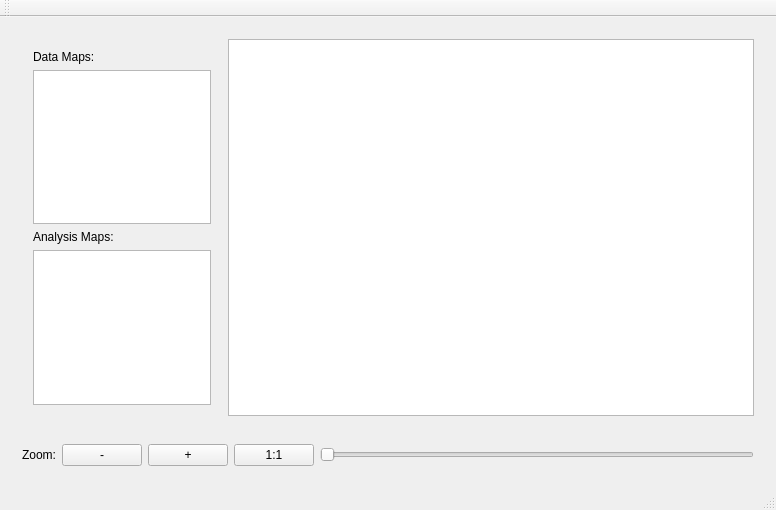
The window that forms/MainWindow.ui (dankrusi/optimal-lunar-landing-analysis) describes before a commit, drawn with Qt 5.
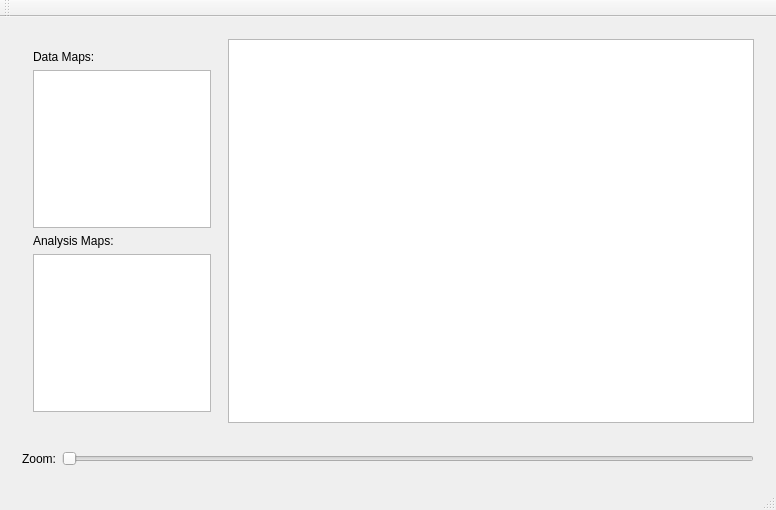
The same window after the commit.

```diff
--- a/forms/MainWindow.ui
+++ b/forms/MainWindow.ui
@@ -85,27 +85,6 @@
          </property>
         </widget>
        </item>
-       <item>
-        <widget class="QPushButton" name="zoomOutButton">
-         <property name="text">
-          <string>-</string>
-         </property>
-        </widget>
-       </item>
-       <item>
-        <widget class="QPushButton" name="zoomInButton">
-         <property name="text">
-          <string>+</string>
-         </property>
-        </widget>
-       </item>
-       <item>
-        <widget class="QPushButton" name="zoomResetButton">
-         <property name="text">
-          <string>1:1</string>
-         </property>
-        </widget>
-       </item>
        <item>
         <widget class="QSlider" name="zoomSlider">
          <property name="orientation">
```
